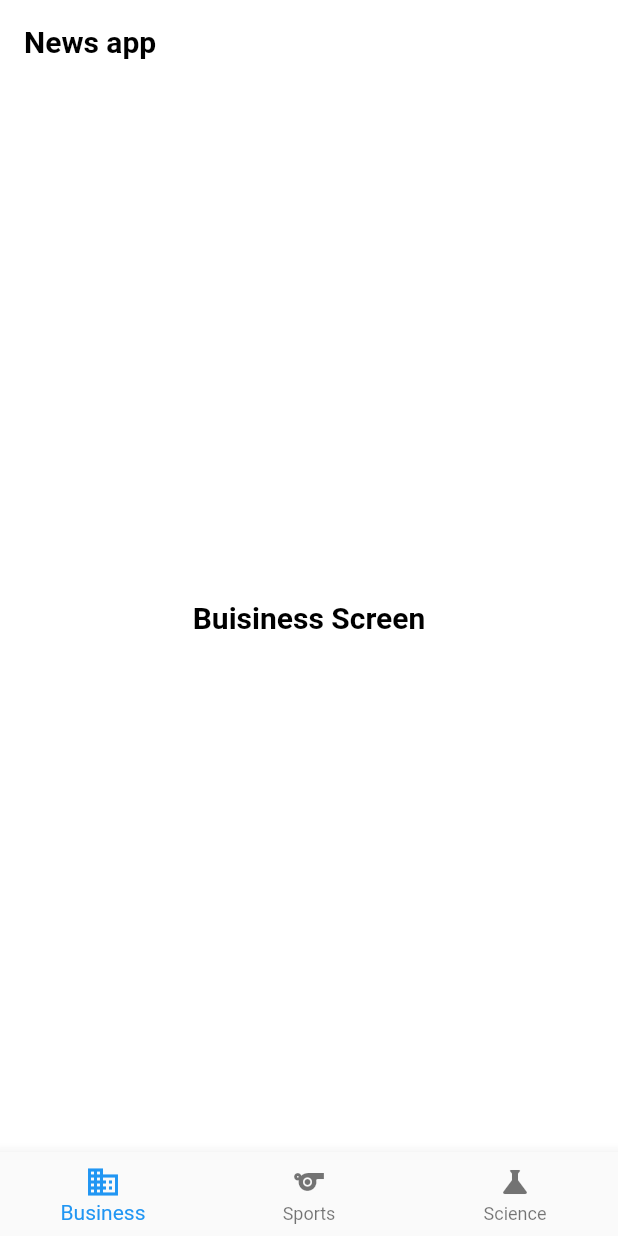
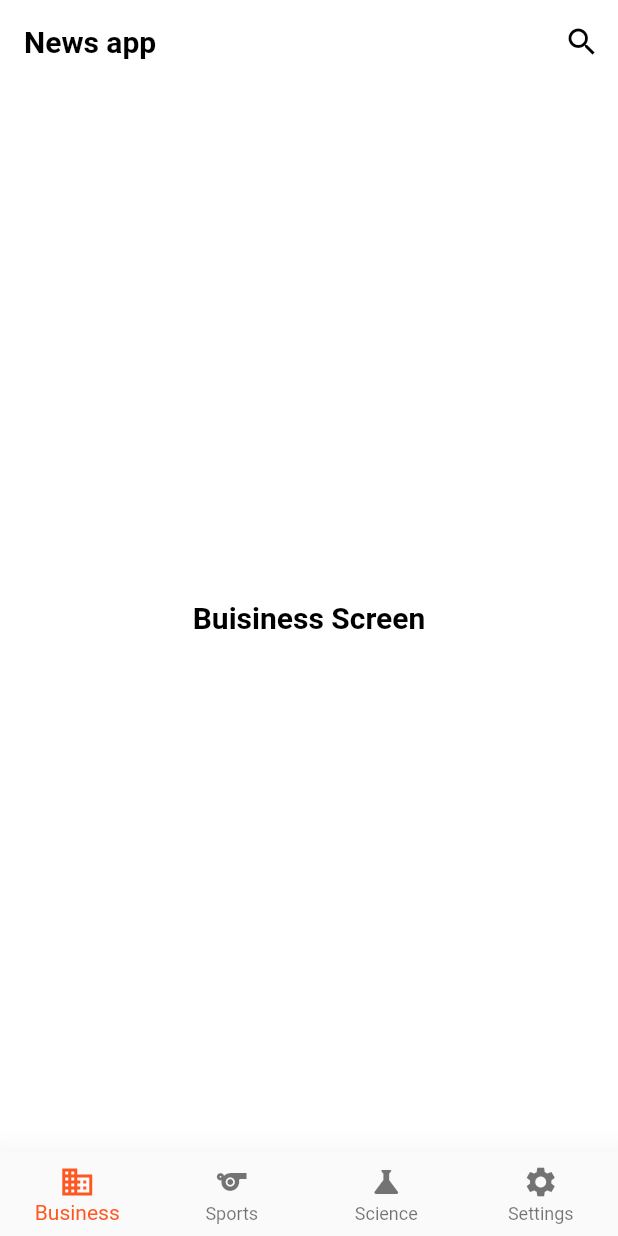
Before and after one commit to Eldeengawy/news_app, a Flutter app: the screen it shows after launch, on a phone screen of 412 x 824 dp. Run offline on Flutter 3.47's test engine with Material 2 defaults, Android fonts, the phone set to English and light mode, and no system bars; our stand-ins replace flutter_bloc.

Commit message:
add settings

```diff
--- a/lib/cubit/cubit.dart
+++ b/lib/cubit/cubit.dart
@@ -3,6 +3,7 @@ import 'package:flutter_bloc/flutter_bloc.dart';
 import 'package:news_app/cubit/states.dart';
 import 'package:news_app/modules/business/business_screen.dart';
 import 'package:news_app/modules/science/science_screen.dart';
+import 'package:news_app/modules/settings/settings.dart';
 import 'package:news_app/modules/sports/sports_screen.dart';
 
 class NewsCubit extends Cubit<NewsStates> {
@@ -28,12 +29,18 @@ class NewsCubit extends Cubit<NewsStates> {
           Icons.science,
         ),
         label: "Science"),
+    const BottomNavigationBarItem(
+        icon: Icon(
+          Icons.settings,
+        ),
+        label: "Settings"),
   ];
 
   List<Widget> screens = const [
     BusinessScreen(),
     SportsScreen(),
-    ScienceScreen()
+    ScienceScreen(),
+    SettingsScreen(),
   ];
 
   void changeBottomNavBar(int index) {
--- a/lib/layout/news_layout.dart
+++ b/lib/layout/news_layout.dart
@@ -16,7 +16,15 @@ class NewsLayout extends StatelessWidget {
           var cubit = NewsCubit.get(context);
           return Scaffold(
             appBar: AppBar(
-              title: Text("News app"),
+              title: const Text("News app"),
+              actions: [
+                IconButton(
+                  onPressed: () {},
+                  icon: const Icon(
+                    Icons.search,
+                  ),
+                ),
+              ],
             ),
             body: cubit.screens[cubit.currentIndex],
             bottomNavigationBar: BottomNavigationBar(
--- a/lib/main.dart
+++ b/lib/main.dart
@@ -17,6 +17,7 @@ class MyApp extends StatelessWidget {
       theme: ThemeData(
         scaffoldBackgroundColor: Colors.white,
         appBarTheme: const AppBarTheme(
+          iconTheme: IconThemeData(color: Colors.black),
           titleTextStyle: TextStyle(
               color: Colors.black, fontWeight: FontWeight.bold, fontSize: 20.0),
           systemOverlayStyle: SystemUiOverlayStyle(
@@ -26,8 +27,9 @@ class MyApp extends StatelessWidget {
           elevation: 0.0,
         ),
         bottomNavigationBarTheme: const BottomNavigationBarThemeData(
-          type: BottomNavigationBarType.fixed,
-        ),
+            type: BottomNavigationBarType.fixed,
+            selectedItemColor: Colors.deepOrange,
+            elevation: 20.0),
       ),
       home: const NewsLayout(),
     );
```
Also changed, not shown: lib/modules/settings/settings.dart (added, +16 -0 lines).
